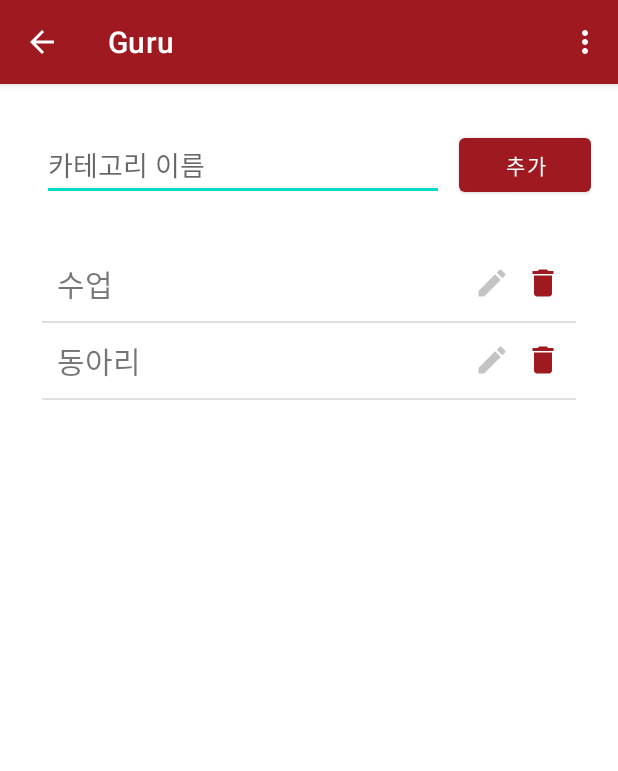
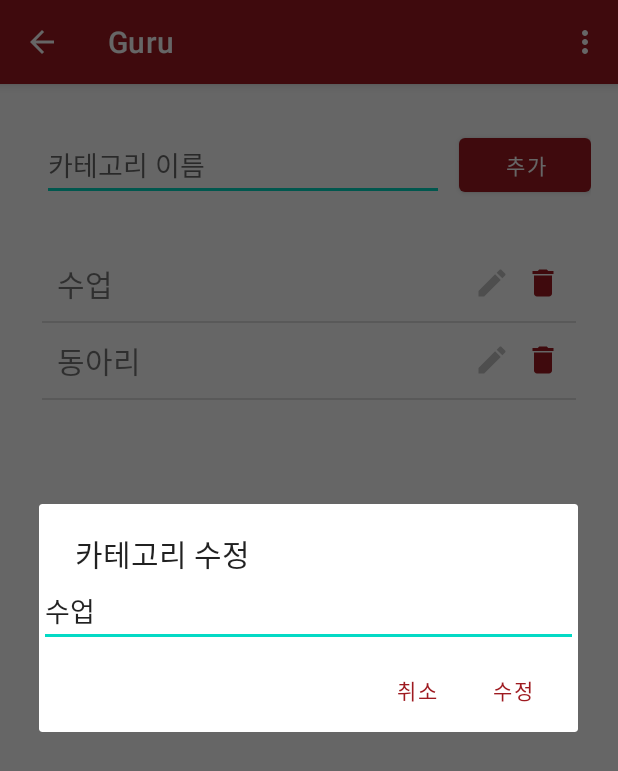
Before and after one commit to cje172/guru2-android-swuDoList, an Android app: the EditCategory screen opened directly, with no data from a screen before it, after a tap on an icon or button, on a phone screen of 412 x 824 dp. Shown: the top 771 px of the screen. Run offline under Robolectric (Android 15) with nearby library versions, the phone set to English and light mode, and no system bars; libraries missing offline, so code that uses them is left out: petrov.kristiyan.colorpicker.

Commit message:
카테고리 수정 일부 구현 2

```diff
--- a/app/src/main/java/com/example/guru/EditCategory.kt
+++ b/app/src/main/java/com/example/guru/EditCategory.kt
@@ -43,7 +43,7 @@ class EditCategory : CategoryListView() {
                 list.add(categoryName)
                 // listview 갱신
                 adapter.notifyDataSetChanged()
-
+                Toast.makeText(applicationContext, "카테고리가 추가되었습니다", Toast.LENGTH_SHORT).show()
                 categoryEditText.setText("")
             }
         })
--- a/app/src/main/java/com/example/guru/ListViewAdapter.kt
+++ b/app/src/main/java/com/example/guru/ListViewAdapter.kt
@@ -1,13 +1,13 @@
 package com.example.guru
 
 import android.content.Context
+import android.content.DialogInterface
 import android.media.Image
+import android.text.InputType
 import android.view.LayoutInflater
 import android.view.View
 import android.view.ViewGroup
-import android.widget.BaseAdapter
-import android.widget.ImageButton
-import android.widget.TextView
+import android.widget.*
 
 class ListViewAdapter(val context: Context, val list: ArrayList<String>): BaseAdapter() {
     override fun getCount(): Int {
@@ -31,13 +31,40 @@ class ListViewAdapter(val context: Context, val list: ArrayList<String>): BaseAd
         val editBtn = view.findViewById<ImageButton>(R.id.editBtn)
 
         delBtn.tag = p0
+        editBtn.tag = p0
+
         name.text = list[p0]
 
         // 수정 버튼 클릭 시
         editBtn.setOnClickListener{
-            //val selectedList = list.get(it.tag as Int)
+            var selectedList = list.get(it.tag as Int)
 
-            notifyDataSetChanged()
+            // 카테고리 수정 Dialog
+            val builder: android.app.AlertDialog.Builder = android.app.AlertDialog.Builder(context)
+            builder.setTitle("카테고리 수정")
+
+            val input = EditText(context)
+            input.setText(selectedList)
+            input.inputType = InputType.TYPE_CLASS_TEXT
+            builder.setView(input)
+
+            builder.setPositiveButton( // Dialog 수정 버튼 클릭 시
+                "수정",
+               DialogInterface.OnClickListener { dialog, which ->
+                    if (input.text.toString().isEmpty()) {
+
+                        Toast.makeText(context, "카테고리 이름을 입력하세요", Toast.LENGTH_SHORT).show()
+                    } else {
+                        list[it.tag as Int] = input.text.toString()
+                        notifyDataSetChanged()
+                        Toast.makeText(context, "카테고리 수정이 완료되었습니다", Toast.LENGTH_SHORT).show()
+                    }
+                })
+            builder.setNegativeButton(  // Dialog 취소 버튼 클릭 시
+                "취소",
+                DialogInterface.OnClickListener { dialog, which -> dialog.cancel() })
+
+            builder.show()
         }
 
         // 삭제 버튼 클릭 시
@@ -45,6 +72,7 @@ class ListViewAdapter(val context: Context, val list: ArrayList<String>): BaseAd
             val selectedList = list.get(it.tag as Int)
             list.remove(selectedList)
             notifyDataSetChanged()
+            Toast.makeText(context, "카테고리가 삭제되었습니다", Toast.LENGTH_SHORT).show()
         }
         return view
     }
```
